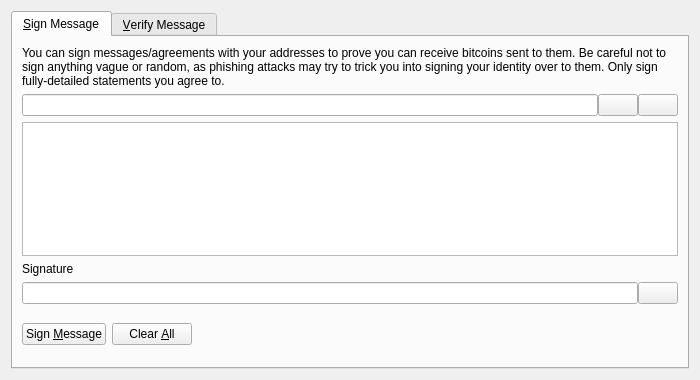
This is src/qt/forms/signverifymessagedialog.ui in raymaker/deftchain-0.17 as Qt 5 draws it before an edit. The edited form follows.
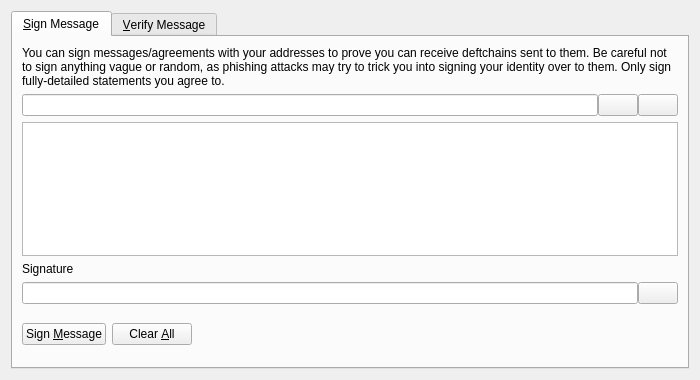
This is the edited form. Icons and pictures are not drawn. Custom widgets are drawn as their Qt base class.

Commit message: amend file headers/names for rebase over 0.17

```diff
--- a/src/qt/forms/signverifymessagedialog.ui
+++ b/src/qt/forms/signverifymessagedialog.ui
@@ -30,7 +30,7 @@
        <item>
         <widget class="QLabel" name="infoLabel_SM">
          <property name="text">
-          <string>You can sign messages/agreements with your addresses to prove you can receive bitcoins sent to them. Be careful not to sign anything vague or random, as phishing attacks may try to trick you into signing your identity over to them. Only sign fully-detailed statements you agree to.</string>
+          <string>You can sign messages/agreements with your addresses to prove you can receive deftchains sent to them. Be careful not to sign anything vague or random, as phishing attacks may try to trick you into signing your identity over to them. Only sign fully-detailed statements you agree to.</string>
          </property>
          <property name="textFormat">
           <enum>Qt::PlainText</enum>
```
Left out of the diff: 18 changed lines with no effect on the pictures. The commit also changes 975 other files.
